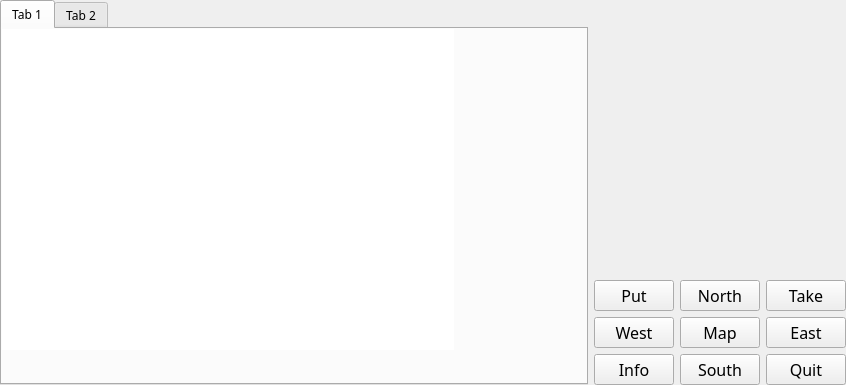
Before: the Qt Designer form University Life/uniZork.ui in Metagawa/Zorklike-Game-University-Life, drawn with Qt 5.
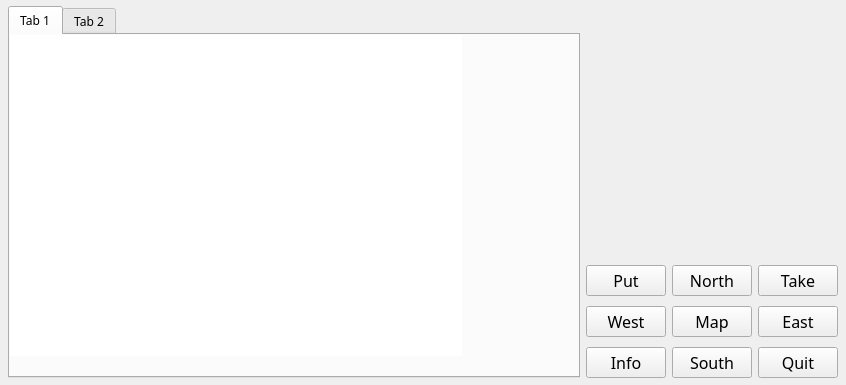
After: the same form once the commit is applied. Icons and pictures are not drawn.

Commit message: updated splash and explore scenes

The edit to the form file:
```diff
--- a/University Life/uniZork.ui
+++ b/University Life/uniZork.ui
@@ -55,8 +55,8 @@
       </property>
       <property name="maximumSize">
        <size>
-        <width>16777215</width>
-        <height>385</height>
+        <width>830</width>
+        <height>372</height>
        </size>
       </property>
       <property name="currentIndex">
@@ -117,6 +117,12 @@
           </item>
           <item>
            <layout class="QGridLayout" name="gridLayout">
+            <property name="sizeConstraint">
+             <enum>QLayout::SetFixedSize</enum>
+            </property>
+            <property name="verticalSpacing">
+             <number>10</number>
+            </property>
             <item row="0" column="0">
              <widget class="QPushButton" name="putButton">
               <property name="font">
```
The commit also changes 2 other files.
